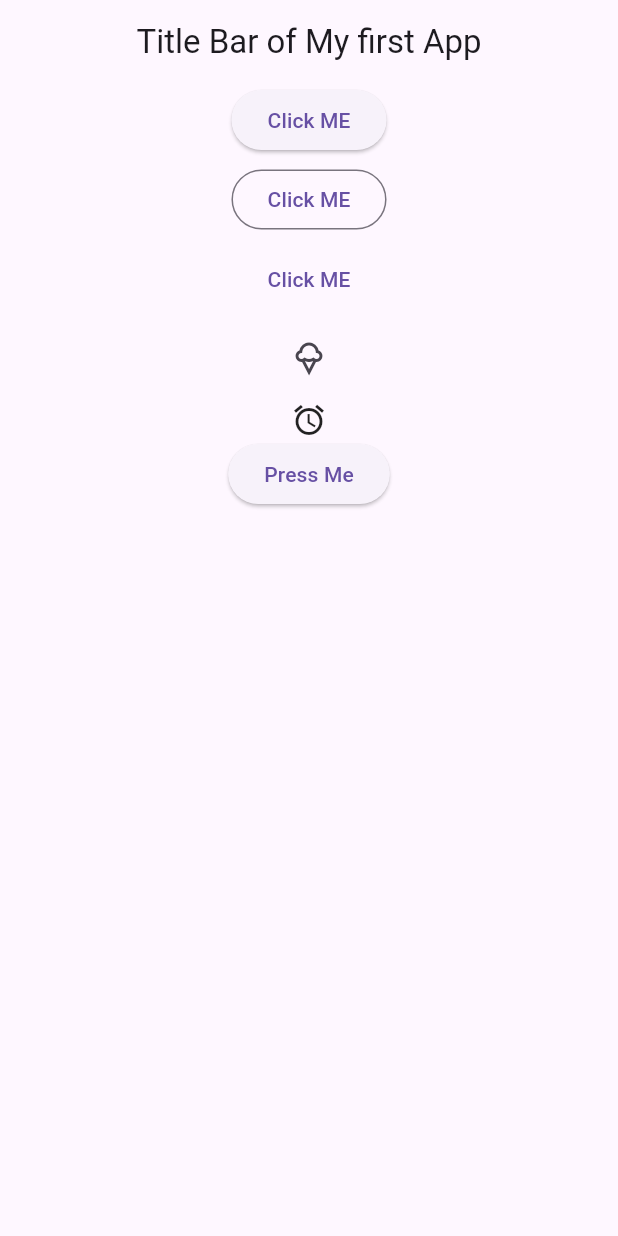
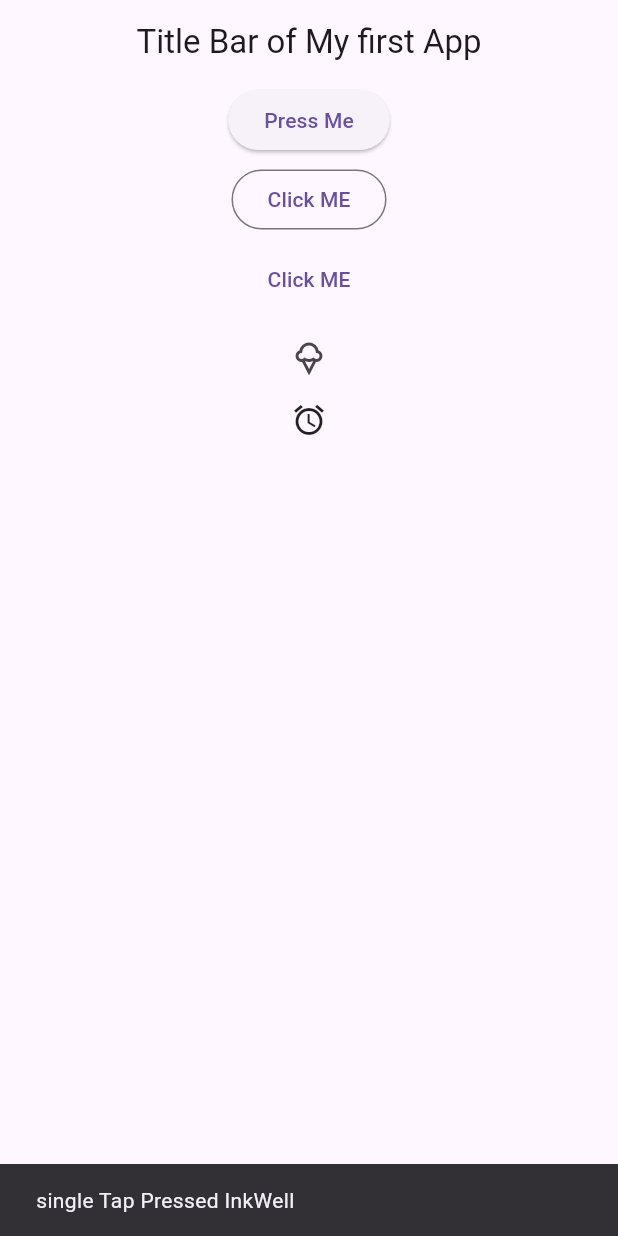
Before and after one commit to alkawsar1030/Flutter2025, a Flutter app: the screen it shows after launch, after a tap on the "access alarms" icon, on a phone screen of 412 x 824 dp. Run offline on Flutter 3.47's test engine with Material 3 defaults, Android fonts, the phone set to English and light mode, and no system bars.

Commit message:
InkWell we can work different usint single button

```diff
--- a/lib/main.dart
+++ b/lib/main.dart
@@ -23,45 +23,6 @@ class Homepage extends StatelessWidget {
       body: Center(
         child: Column(
           children: [
-            ElevatedButton(
-              onPressed: () {
-                showSnack(context, 'This is Elevated Button');
-              },
-              child: Text('Click ME'),
-            ),
-
-            SizedBox(height: 5),
-            OutlinedButton(
-              onPressed: () {
-                showSnack(context, 'This is Outlined Button');
-              },
-              child: Text('Click ME'),
-            ),
-            SizedBox(height: 5),
-            TextButton(
-              onPressed: () {
-                showSnack(context, 'This is Text Button');
-              },
-              child: Text('Click ME'),
-            ),
-
-            SizedBox(height: 5),
-            IconButton(
-              onPressed: () {
-                showSnack(context, 'This is icon Button');
-              },
-              icon: Icon(Icons.icecream_outlined),
-            ),
-            SizedBox(height: 5),
-            InkWell(
-              onDoubleTap: () {
-                showSnack(
-                  context,
-                  'Doubble Tap Pressed , this is an example of InkWell',
-                );
-              },
-              child: Icon(Icons.access_alarms),
-            ),
             Tooltip(
               //toolTrip as a class
               message: 'This is a helpful tip!',
@@ -76,13 +37,60 @@ class Homepage extends StatelessWidget {
                 child: Text('Press Me'),
               ),
             ),
+
+            SizedBox(height: 5),
+            Tooltip(
+              message: 'OutlinedButton ',
+              child: OutlinedButton(
+                onPressed: () {
+                  showSnack(context, 'This is Outlined Button');
+                },
+                child: Text('Click ME'),
+              ),
+            ),
+            SizedBox(height: 5),
+            Tooltip(
+              message: 'TextButton',
+              child: TextButton(
+                onPressed: () {
+                  showSnack(context, 'This is Text Button');
+                },
+                child: Text('Click ME'),
+              ),
+            ),
+
+            SizedBox(height: 5),
+            IconButton(
+              tooltip: 'click ToolTrip property',
+              onPressed: () {
+                showSnack(context, 'This is icon Button');
+              },
+              icon: Icon(Icons.icecream_outlined),
+            ),
+            SizedBox(height: 5),
+            Tooltip(
+              message: 'InkWell',
+              child: InkWell(
+                onLongPress: () {
+                  showSnack(context, 'long Pressed ');
+                },
+                onDoubleTap: () {
+                  showSnack(context, 'Doubble Tap Pressed InkWell');
+                },
+                onTap: () {
+                  showSnack(context, 'single Tap Pressed InkWell');
+                },
+
+                child: Icon(Icons.access_alarms),
+              ),
+            ),
           ],
         ),
       ),
     );
   }
 
-  void showSnack(BuildContext context, String msg) {
-    ScaffoldMessenger.of(context).showSnackBar(SnackBar(content: Text(msg)));
+  void showSnack(BuildContext ctx, String msg) {
+    ScaffoldMessenger.of(ctx).showSnackBar(SnackBar(content: Text(msg)));
   }
 }
```
